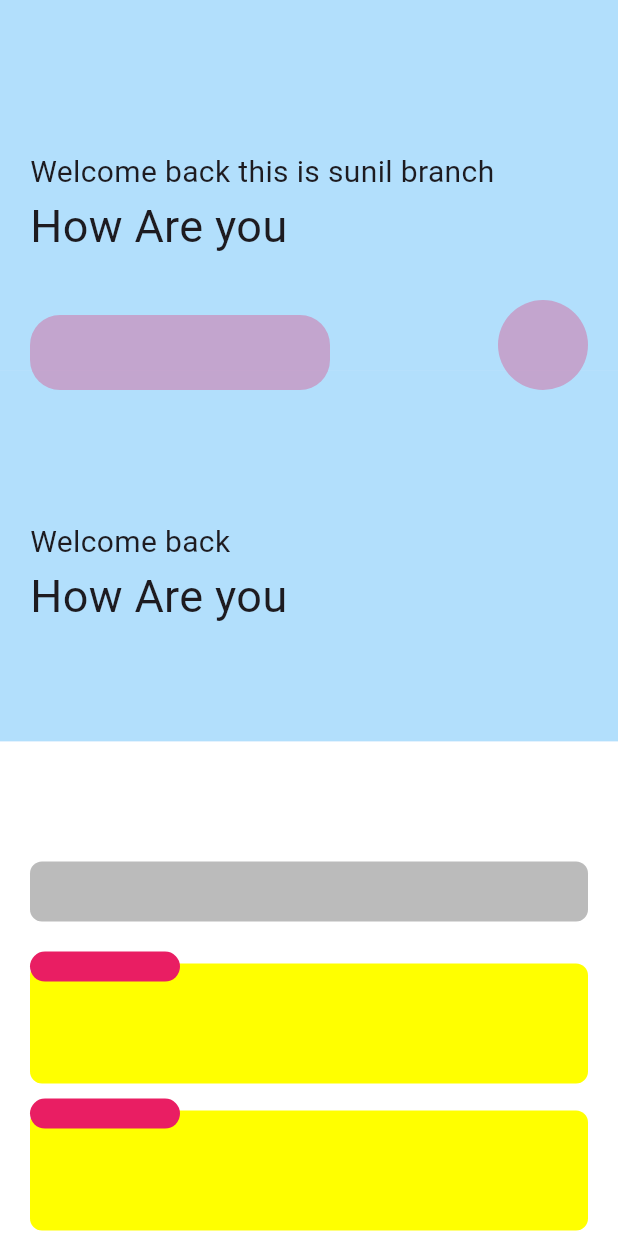
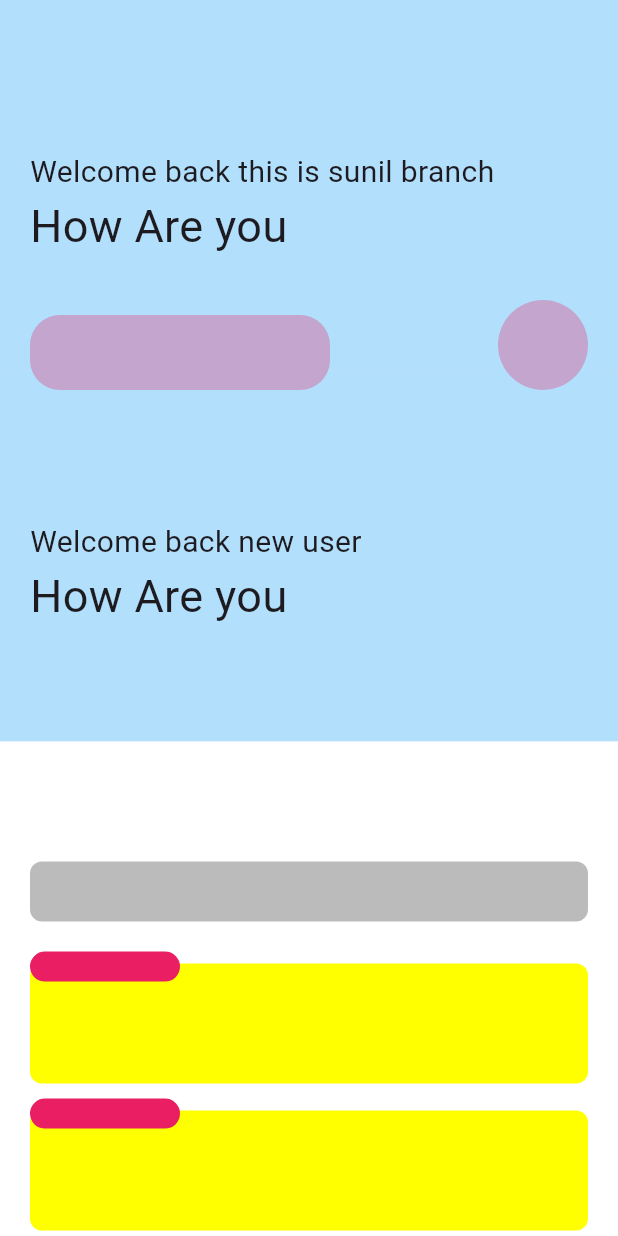
Before and after one commit to Sunilnani/practice_interns, a Flutter app: the screen it shows after launch, on a phone screen of 412 x 824 dp. Run offline on Flutter 3.47's test engine with Material 2 defaults, Android fonts, the phone set to English and light mode, and no system bars.

Commit message:
new pull

```diff
--- a/lib/main.dart
+++ b/lib/main.dart
@@ -64,7 +64,7 @@
                     crossAxisAlignment: CrossAxisAlignment.stretch,
                     children: [
                       SizedBox(height: 100,),
-                      Text("Welcome back",style: TextStyle(fontSize: 20),),
+                      Text("Welcome back new user",style: TextStyle(fontSize: 20),),
                       Text("How Are you",style: TextStyle(fontSize: 30),)
                     ]
                 ),
```
Also changed, not shown: pubspec.yaml (+9 -14 lines).
